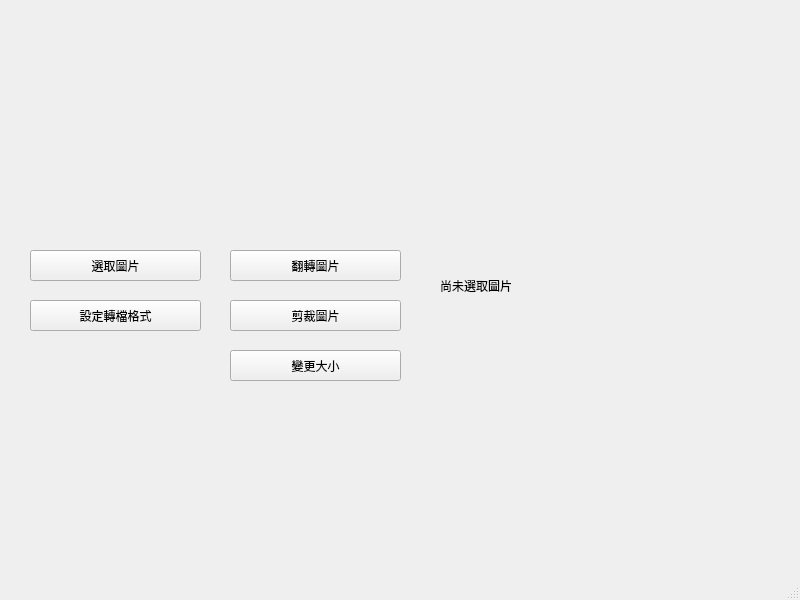
First picture: the form in window.ui, repository DandinPower/ImageProcess, before the edit.
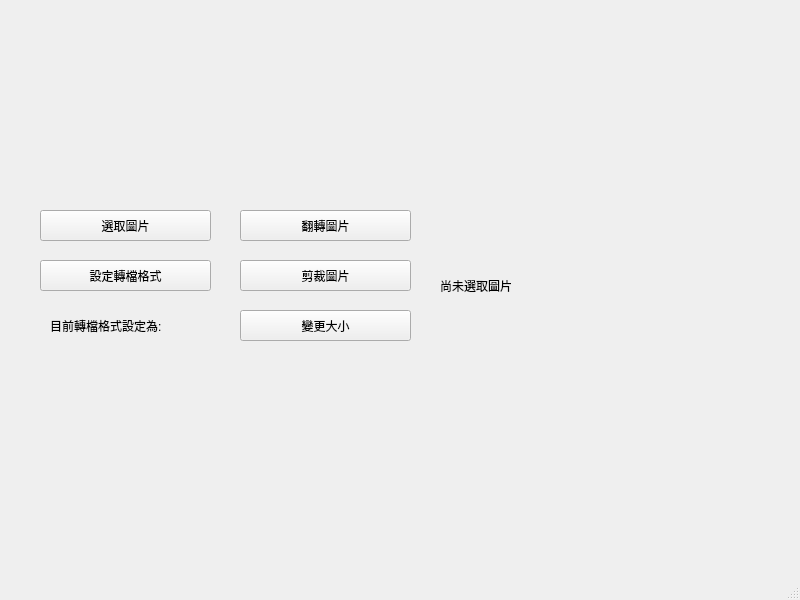
Second picture: the form after the edit.

Commit message: 新增格式提醒,按鈕防呆功能

What changed in the file:
```diff
--- a/window.ui
+++ b/window.ui
@@ -17,8 +17,8 @@
    <widget class="QPushButton" name="mChooseBtn">
     <property name="geometry">
      <rect>
-      <x>30</x>
-      <y>250</y>
+      <x>40</x>
+      <y>210</y>
       <width>171</width>
       <height>31</height>
      </rect>
@@ -43,8 +43,8 @@
    <widget class="QPushButton" name="mFlipBtn">
     <property name="geometry">
      <rect>
-      <x>230</x>
-      <y>250</y>
+      <x>240</x>
+      <y>210</y>
       <width>171</width>
       <height>31</height>
      </rect>
@@ -56,8 +56,8 @@
    <widget class="QPushButton" name="mCutBtn">
     <property name="geometry">
      <rect>
-      <x>230</x>
-      <y>300</y>
+      <x>240</x>
+      <y>260</y>
       <width>171</width>
       <height>31</height>
      </rect>
@@ -69,8 +69,8 @@
    <widget class="QPushButton" name="mResizeBtn">
     <property name="geometry">
      <rect>
-      <x>230</x>
-      <y>350</y>
+      <x>240</x>
+      <y>310</y>
       <width>171</width>
       <height>31</height>
      </rect>
@@ -82,8 +82,8 @@
    <widget class="QPushButton" name="mTypeBtn">
     <property name="geometry">
      <rect>
-      <x>30</x>
-      <y>300</y>
+      <x>40</x>
+      <y>260</y>
       <width>171</width>
       <height>31</height>
      </rect>
@@ -92,6 +92,19 @@
      <string>設定轉檔格式</string>
     </property>
    </widget>
+   <widget class="QLabel" name="mTypeHint">
+    <property name="geometry">
+     <rect>
+      <x>50</x>
+      <y>310</y>
+      <width>171</width>
+      <height>31</height>
+     </rect>
+    </property>
+    <property name="text">
+     <string>目前轉檔格式設定為: </string>
+    </property>
+   </widget>
   </widget>
   <widget class="QMenuBar" name="menubar">
    <property name="geometry">
```
The commit also changes 7 other files.
